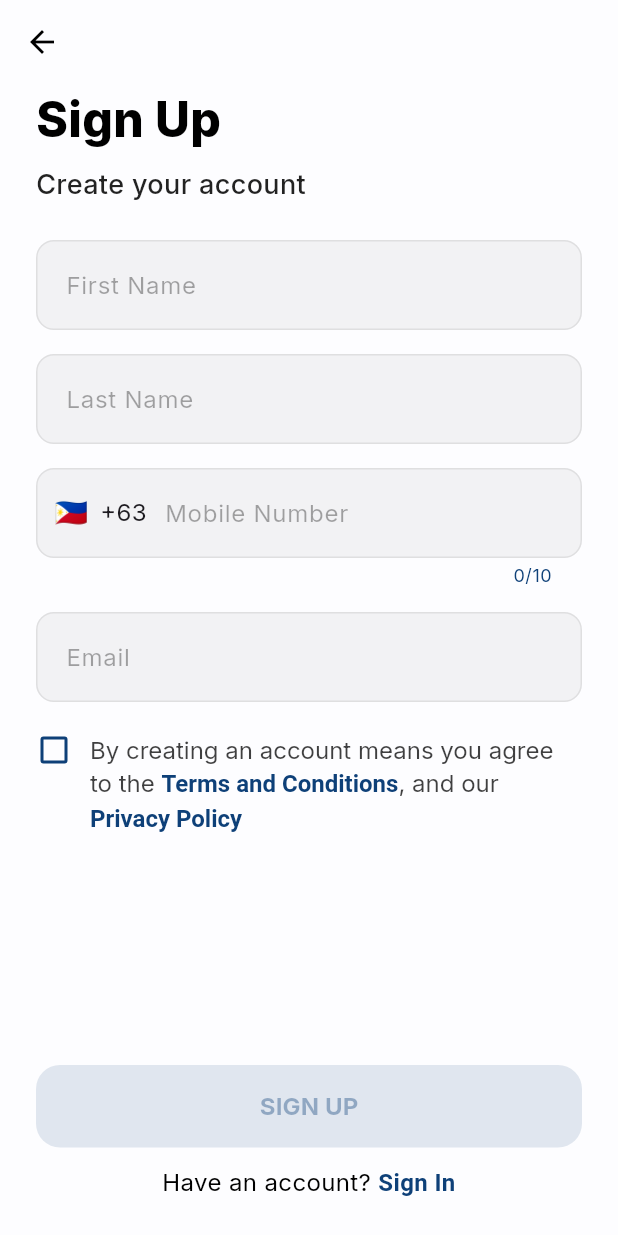
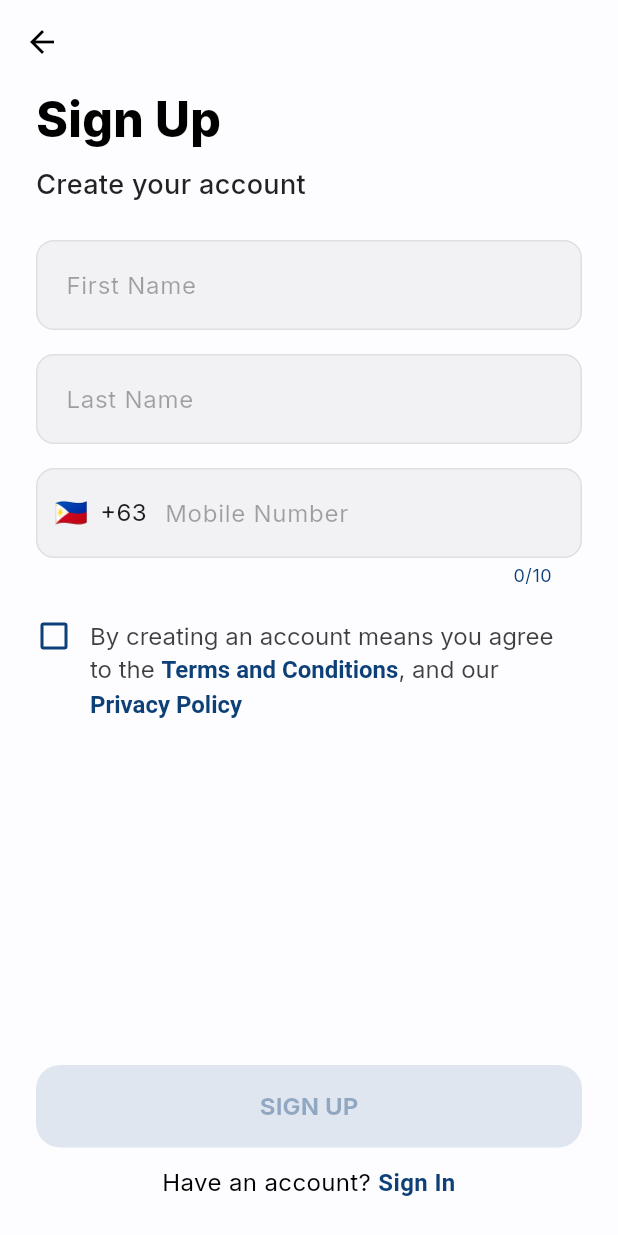
Before and after one commit to Kirr-Codes/trikego_app, a Flutter app: the SignUpPage screen opened by its route, on a phone screen of 412 x 824 dp. Run offline on Flutter 3.47's test engine with Material 3 defaults, Android fonts, the phone set to English and light mode, and no system bars; drawn by our look-alikes of intl_phone_field; our stand-ins replace cloud_firestore, firebase_auth, firebase_core, firebase_storage, flutter_dotenv, geocoding and 6 more; missing offline and left inert: google_polyline_algorithm; accounts and stored records are empty; network calls fail.

Commit message:
Removed unnecessary snackbars and text fields

```diff
--- a/lib/screens/homepage.dart
+++ b/lib/screens/homepage.dart
@@ -225,7 +225,6 @@ class _HomePageState extends State<HomePage> {
         // Fit camera to show both start and end points
         _fitCameraToRoute(route.points);
 
-        context.showSuccess('Route calculated successfully!');
       } else {
         if (mounted) {
           context.showError('Unable to calculate route. Please try again.');
--- a/lib/screens/otp_page.dart
+++ b/lib/screens/otp_page.dart
@@ -10,15 +10,13 @@ class OtpPage extends StatefulWidget {
   final String phoneNumber;
   final String firstName;
   final String lastName;
-  final String email;
 
   const OtpPage({
-    Key? key,
+    super.key,
     required this.phoneNumber,
     required this.firstName,
     required this.lastName,
-    required this.email,
-  }) : super(key: key);
+  });
 
   @override
   State<OtpPage> createState() => _OtpPageState();
@@ -89,7 +87,6 @@ class _OtpPageState extends State<OtpPage> {
       final result = await _authService.registerUserInFirestore(
         firstName: widget.firstName,
         lastName: widget.lastName,
-        email: widget.email,
       ).timeout(
         const Duration(seconds: 30),
         onTimeout: () => AuthResult.error('Registration timeout. Please try again.'),
@@ -98,7 +95,7 @@ class _OtpPageState extends State<OtpPage> {
       if (!mounted) return;
 
       if (result.isSuccess) {
-        context.showSuccess('Registration completed successfully!');
+
         Navigator.pushNamedAndRemoveUntil(
           context,
           '/homepage',
--- a/lib/screens/signin_page.dart
+++ b/lib/screens/signin_page.dart
@@ -108,7 +108,7 @@ class _SignInPageState extends State<SignInPage> {
       if (!mounted) return;
 
       if (result.isSuccess && result.hasUser) {
-        context.showSuccess('Signed in successfully!');
+
         Navigator.pushNamedAndRemoveUntil(
           context,
           '/homepage',
@@ -136,7 +136,6 @@ class _SignInPageState extends State<SignInPage> {
       if (!mounted) return;
 
       if (result.isSuccess) {
-        context.showSuccess('Signed in successfully with Gmail!');
         Navigator.pushNamedAndRemoveUntil(
           context,
           '/homepage',
--- a/lib/screens/signup_page.dart
+++ b/lib/screens/signup_page.dart
@@ -1,4 +1,3 @@
-// import 'package:flutter/gestures.dart';
 import 'package:flutter/material.dart';
 import 'package:google_fonts/google_fonts.dart';
 import 'package:intl_phone_field/intl_phone_field.dart';
@@ -20,7 +19,6 @@ class _SignUpPageState extends State<SignUpPage> {
   final TextEditingController _firstNameController = TextEditingController();
   final TextEditingController _lastNameController = TextEditingController();
   final TextEditingController _mobileController = TextEditingController();
-  final TextEditingController _emailController = TextEditingController();
 
   final AuthService _authService = AuthService();
   String _completePhoneNumber = '';
@@ -55,19 +53,10 @@ class _SignUpPageState extends State<SignUpPage> {
         return;
       }
 
-      final emailExists = await _authService.checkEmailExists(_emailController.text.trim());
-      if (!mounted) return;
-
-      if (emailExists) {
-        context.showError('This email is already registered. Please use a different email or sign in instead.');
-        setState(() => _isLoading = false);
-        return;
-      }
 
       final userProfile = UserProfile(
         firstName: _firstNameController.text.trim(),
         lastName: _lastNameController.text.trim(),
-        email: _emailController.text.trim(),
         phoneNumber: _completePhoneNumber,
       );
 
@@ -107,7 +96,6 @@ class _SignUpPageState extends State<SignUpPage> {
           phoneNumber: _completePhoneNumber,
           firstName: _firstNameController.text.trim(),
           lastName: _lastNameController.text.trim(),
-          email: _emailController.text.trim(),
         ),
       ),
     );
@@ -122,7 +110,6 @@ class _SignUpPageState extends State<SignUpPage> {
     _firstNameController.dispose();
     _lastNameController.dispose();
     _mobileController.dispose();
-    _emailController.dispose();
     super.dispose();
   }
 
@@ -244,26 +231,6 @@ class _SignUpPageState extends State<SignUpPage> {
                   ),
                   const SizedBox(height: 16),
                   _mobileField(),
-                  const SizedBox(height: 16),
-                  TextFormField(
-                    controller: _emailController,
-                    keyboardType: TextInputType.emailAddress,
-                    textInputAction: TextInputAction.done,
-                    decoration: _inputDecoration('Email'),
-                    style: GoogleFonts.inter(fontSize: 16),
-                    validator: (value) {
-                      if (value == null || value.trim().isEmpty) {
-                        return 'Please enter your email';
-                      }
-                      if (!RegExp(
-                        r'^[A-Za-z0-9._%+-]+@gmail\.com$',
-                        caseSensitive: false,
-                      ).hasMatch(value.trim())) {
-                        return 'Please use a Gmail address';
-                      }
-                      return null;
-                    },
-                  ),
                   const SizedBox(height: 20),
                   Row(
                     crossAxisAlignment: CrossAxisAlignment.start,
```
